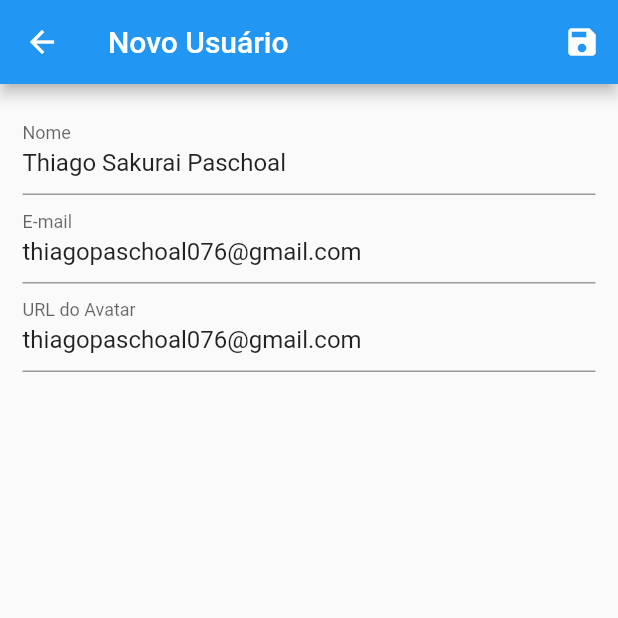
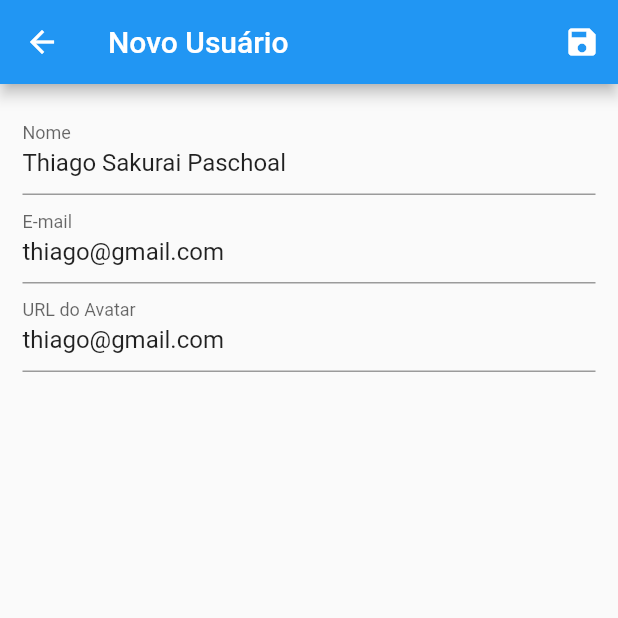
Before and after one commit to thiagopaschoal/flutter_crud, a Flutter app: the screen it shows after launch, after a tap on the "edit" icon, on a phone screen of 412 x 824 dp, the top half of it. Run offline on Flutter 3.47's test engine with Material 2 defaults, Android fonts, the phone set to English and light mode, and no system bars; network calls fail.

Commit message:
fix: add email fake

```diff
--- a/lib/data/dummy_users.dart
+++ b/lib/data/dummy_users.dart
@@ -4,7 +4,7 @@ const DUMMY_USERS = {
   '1': const User(
       id: '1',
       name: "Thiago Sakurai Paschoal",
-      email: "thiagopaschoal076@gmail.com",
+      email: "thiago@gmail.com",
       avatarUrl:
           "https://cdn.pixabay.com/photo/2020/05/16/13/45/boy-5177643_960_720.jpg"),
   '2': const User(
```
